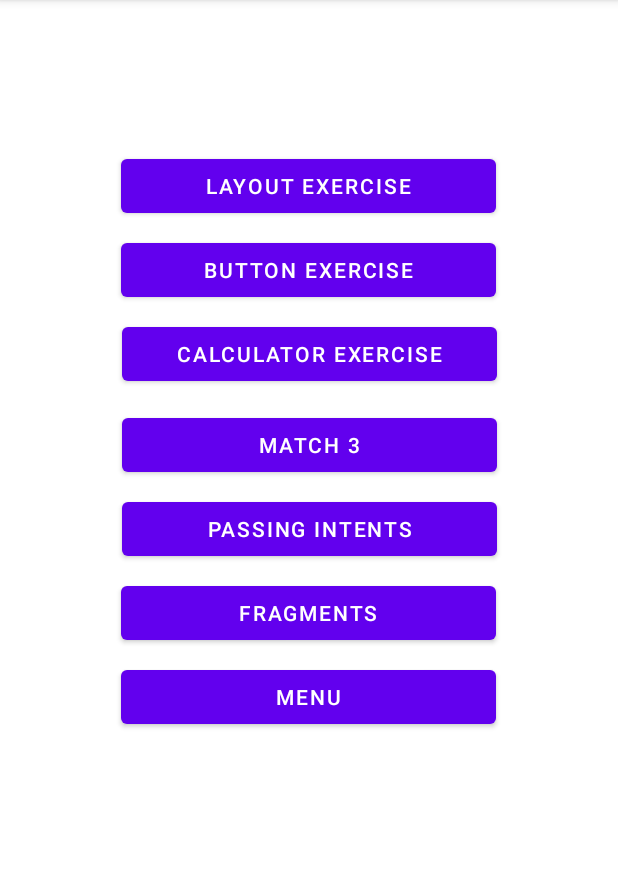
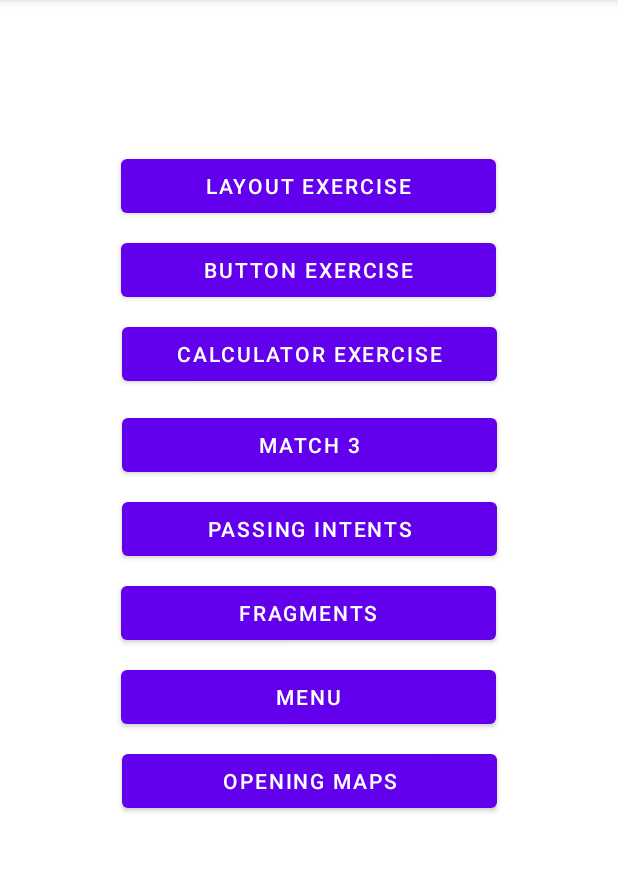
Before and after one commit to danmcley/AndroidProjectCollection, an Android app: the screen it shows after launch (MainActivity), on a phone screen of 412 x 824 dp, the part 84-956 px from its top. Run offline under Robolectric (Android 15) with nearby library versions, the light colour scheme and no system bars.

Commit message:
Changed menu exercise and choice menu

```diff
--- a/app/src/main/java/com/example/androidprojectcollection/MainActivity.java
+++ b/app/src/main/java/com/example/androidprojectcollection/MainActivity.java
@@ -4,6 +4,7 @@ import androidx.appcompat.app.AppCompatActivity;
 
 import android.annotation.SuppressLint;
 import android.content.Intent;
+import android.net.Uri;
 import android.os.Bundle;
 import android.view.View;
 import android.widget.Button;
@@ -15,6 +16,9 @@ public class MainActivity extends AppCompatActivity {
     Button btn3;
     Button btn4;
     Button btn5;
+    Button btn6;
+    Button btn7;
+
     @SuppressLint("MissingInflatedId")
     @Override
     protected void onCreate(Bundle savedInstanceState) {
@@ -53,12 +57,28 @@ public class MainActivity extends AppCompatActivity {
                 startActivity(intent4);
             }
         });
-        btn4 = (Button) findViewById(R.id.btnToPassing);
-        btn4.setOnClickListener(new View.OnClickListener() {
+        btn5 = (Button) findViewById(R.id.btnToPassing);
+        btn5.setOnClickListener(new View.OnClickListener() {
             @Override
             public void onClick(View view) {
-                Intent intent4 = new Intent(MainActivity.this, PassingIntentsExercise.class);
-                startActivity(intent4);
+                Intent intent5 = new Intent(MainActivity.this,PassingIntentsExercise.class);
+                startActivity(intent5);
+            }
+        });
+        btn6 = (Button) findViewById(R.id.btnMenu);
+        btn6.setOnClickListener(new View.OnClickListener() {
+            @Override
+            public void onClick(View view) {
+                Intent intent6 = new Intent(MainActivity.this, MenuExercise.class);
+                startActivity(intent6);
+            }
+        });
+        btn7 = (Button) findViewById(R.id.btnMaps);
+        btn7.setOnClickListener(new View.OnClickListener() {
+            @Override
+            public void onClick(View view) {
+                Intent intent7 = new Intent(MainActivity.this, MapsExercise.class);
+                startActivity(intent7);
             }
         });
     }
--- a/app/src/main/res/layout/activity_main.xml
+++ b/app/src/main/res/layout/activity_main.xml
@@ -64,7 +64,7 @@
         app:layout_constraintTop_toBottomOf="@+id/btnToMatch3" />
 
     <Button
-        android:id="@+id/button7"
+        android:id="@+id/btnMenu"
         android:layout_width="250dp"
         android:layout_height="wrap_content"
         android:layout_marginTop="8dp"
@@ -85,4 +85,14 @@
         app:layout_constraintStart_toStartOf="parent"
         app:layout_constraintTop_toBottomOf="@+id/btnToPassing" />
 
+    <Button
+        android:id="@+id/btnMaps"
+        android:layout_width="250dp"
+        android:layout_height="wrap_content"
+        android:layout_marginTop="8dp"
+        android:text="Opening Maps"
+        app:layout_constraintEnd_toEndOf="parent"
+        app:layout_constraintStart_toStartOf="parent"
+        app:layout_constraintTop_toBottomOf="@+id/btnMenu" />
+
 </androidx.constraintlayout.widget.ConstraintLayout>
--- a/app/src/main/res/layout/activity_menu_exercise.xml
+++ b/app/src/main/res/layout/activity_menu_exercise.xml
@@ -7,8 +7,8 @@
 
     <Button
         android:id="@+id/btnTransformingButton"
-        android:layout_width="202dp"
-        android:layout_height="215dp"
+        android:layout_width="500px"
+        android:layout_height="550px"
         android:text="Button"
         android:textSize="34sp"
         app:cornerRadius="250dp"
```
Also changed, not shown: app/src/main/AndroidManifest.xml (+8 -0 lines), app/src/main/java/com/example/androidprojectcollection/MapsExercise.java (added, +68 -0 lines), app/src/main/java/com/example/androidprojectcollection/MenuExercise.java (+29 -2 lines), app/src/main/res/layout/activity_maps_exercise.xml (added, +63 -0 lines), app/src/main/res/menu/choice_menu.xml (+10 -5 lines), app/src/main/res/drawable/boracay.jpg (added), app/src/main/res/drawable/kinkakujitemple.jpg (added), app/src/main/res/drawable/siargao.jpg (added), app/src/main/res/drawable/singapore.jpg (added), 1 other file.
